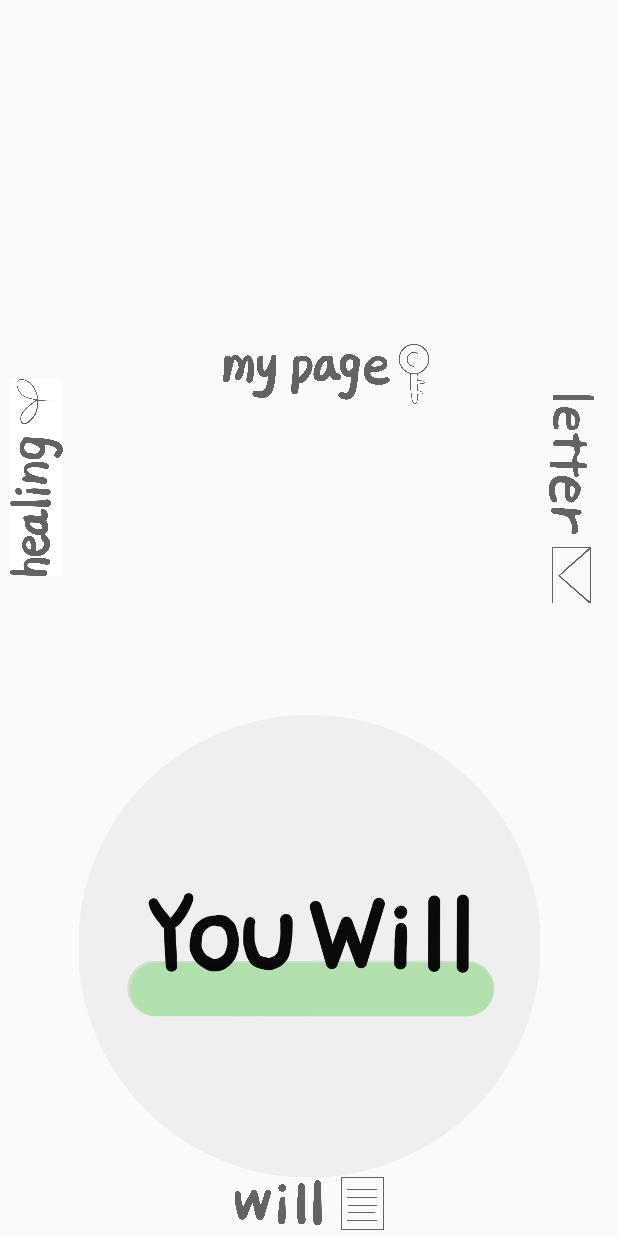
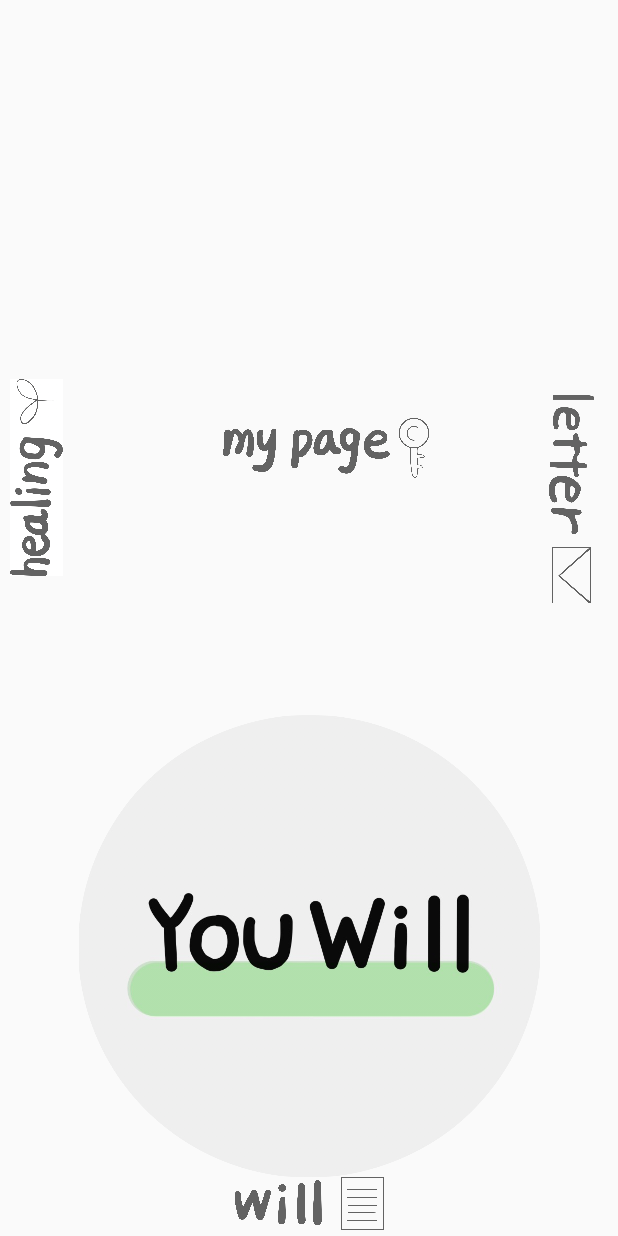
Before and after one commit to JNU-econovation/YouWill, an Android app: the screen it shows after launch once a user with an empty profile is signed in (MainActivity), on a phone screen of 412 x 824 dp. Run offline under Robolectric (Android 15) with nearby library versions, the phone set to English and light mode, and no system bars; our stand-ins replace Firebase (no records; nobody signed in at launch, a user with empty details on screens opened directly); libraries missing offline, so code that uses them is left out: com.ramotion.circlemenu; plain views replace CircleMenuView; 2 statements that could not run were skipped.

Commit message:
feat : 메인 페이지 레이아웃 위치 수정

```diff
--- a/app/src/main/res/layout/activity_main.xml
+++ b/app/src/main/res/layout/activity_main.xml
@@ -11,11 +11,11 @@
         android:id="@+id/imageView3"
         android:layout_width="346dp"
         android:layout_height="308dp"
-        android:layout_marginTop="60dp"
+        android:layout_marginTop="0dp"
         app:layout_constraintBottom_toTopOf="@+id/circle_menu"
         app:layout_constraintEnd_toEndOf="parent"
         app:layout_constraintStart_toStartOf="parent"
-        app:layout_constraintTop_toTopOf="parent"
+        app:layout_constraintTop_toTopOf="@+id/imageView8"
         app:layout_constraintVertical_bias="1.0"
         app:srcCompat="@drawable/youwill_logo" />
 
@@ -57,8 +57,8 @@
         android:id="@+id/imageView8"
         android:layout_width="160dp"
         android:layout_height="40dp"
-        android:layout_marginTop="52dp"
-        android:layout_marginBottom="30dp"
+        android:layout_marginTop="130dp"
+        android:layout_marginBottom="10dp"
         app:layout_constraintBottom_toTopOf="@+id/imageView3"
         app:layout_constraintEnd_toEndOf="parent"
         app:layout_constraintHorizontal_bias="0.545"
```
